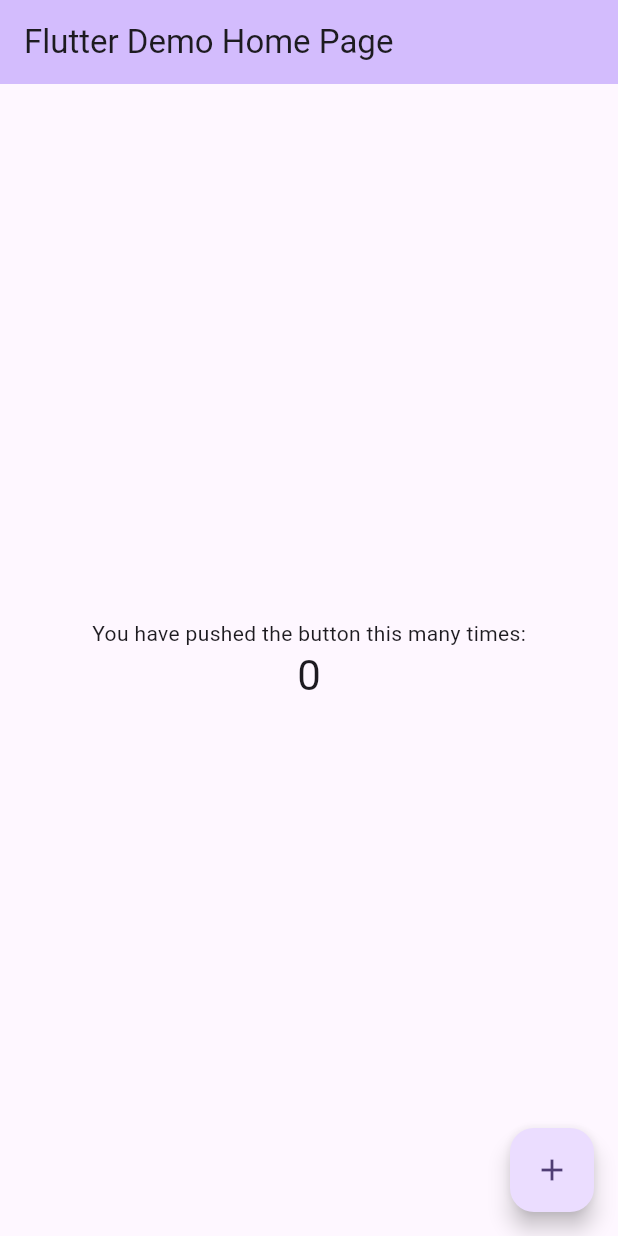
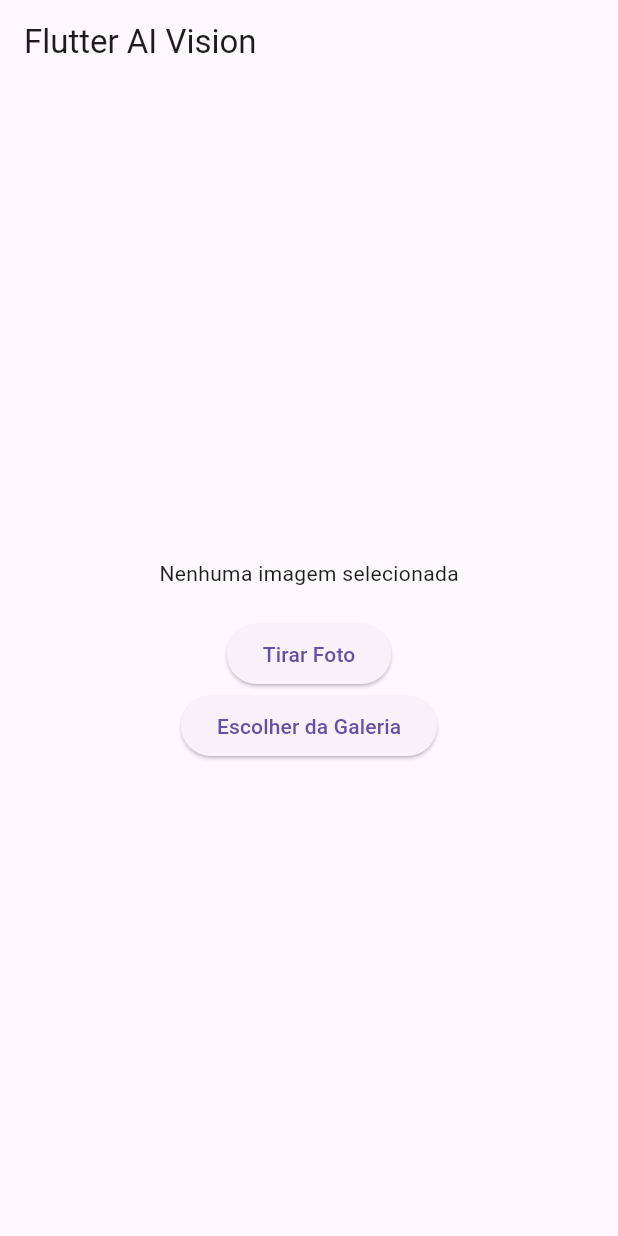
Before and after one commit to DanielNPaulino/flutter_ai_vision, a Flutter app: the screen it shows after launch, on a phone screen of 412 x 824 dp. Run offline on Flutter 3.47's test engine with Material 3 defaults, Android fonts, the phone set to English and light mode, and no system bars; our stand-ins replace image_picker.

Commit message:
testing run on mobile phone worked

```diff
--- a/lib/main.dart
+++ b/lib/main.dart
@@ -1,122 +1,19 @@
 import 'package:flutter/material.dart';
+import 'screens/home_screen.dart';
 
 void main() {
-  runApp(const MyApp());
+  runApp(MyApp());
 }
 
 class MyApp extends StatelessWidget {
-  const MyApp({super.key});
-
-  // This widget is the root of your application.
   @override
   Widget build(BuildContext context) {
     return MaterialApp(
-      title: 'Flutter Demo',
+      title: 'Flutter AI Vision',
       theme: ThemeData(
-        // This is the theme of your application.
-        //
-        // TRY THIS: Try running your application with "flutter run". You'll see
-        // the application has a purple toolbar. Then, without quitting the app,
-        // try changing the seedColor in the colorScheme below to Colors.green
-        // and then invoke "hot reload" (save your changes or press the "hot
-        // reload" button in a Flutter-supported IDE, or press "r" if you used
-        // the command line to start the app).
-        //
-        // Notice that the counter didn't reset back to zero; the application
-        // state is not lost during the reload. To reset the state, use hot
-        // restart instead.
-        //
-        // This works for code too, not just values: Most code changes can be
-        // tested with just a hot reload.
-        colorScheme: ColorScheme.fromSeed(seedColor: Colors.deepPurple),
+        primarySwatch: Colors.blue,
       ),
-      home: const MyHomePage(title: 'Flutter Demo Home Page'),
+      home: HomeScreen(),
     );
   }
 }
-
-class MyHomePage extends StatefulWidget {
-  const MyHomePage({super.key, required this.title});
-
-  // This widget is the home page of your application. It is stateful, meaning
-  // that it has a State object (defined below) that contains fields that affect
-  // how it looks.
-
-  // This class is the configuration for the state. It holds the values (in this
-  // case the title) provided by the parent (in this case the App widget) and
-  // used by the build method of the State. Fields in a Widget subclass are
-  // always marked "final".
-
-  final String title;
-
-  @override
-  State<MyHomePage> createState() => _MyHomePageState();
-}
-
-class _MyHomePageState extends State<MyHomePage> {
-  int _counter = 0;
-
-  void _incrementCounter() {
-    setState(() {
-      // This call to setState tells the Flutter framework that something has
-      // changed in this State, which causes it to rerun the build method below
-      // so that the display can reflect the updated values. If we changed
-      // _counter without calling setState(), then the build method would not be
-      // called again, and so nothing would appear to happen.
-      _counter++;
-    });
-  }
-
-  @override
-  Widget build(BuildContext context) {
-    // This method is rerun every time setState is called, for instance as done
-    // by the _incrementCounter method above.
-    //
-    // The Flutter framework has been optimized to make rerunning build methods
-    // fast, so that you can just rebuild anything that needs updating rather
-    // than having to individually change instances of widgets.
-    return Scaffold(
-      appBar: AppBar(
-        // TRY THIS: Try changing the color here to a specific color (to
-        // Colors.amber, perhaps?) and trigger a hot reload to see the AppBar
-        // change color while the other colors stay the same.
-        backgroundColor: Theme.of(context).colorScheme.inversePrimary,
-        // Here we take the value from the MyHomePage object that was created by
-        // the App.build method, and use it to set our appbar title.
-        title: Text(widget.title),
-      ),
-      body: Center(
-        // Center is a layout widget. It takes a single child and positions it
-        // in the middle of the parent.
-        child: Column(
-          // Column is also a layout widget. It takes a list of children and
-          // arranges them vertically. By default, it sizes itself to fit its
-          // children horizontally, and tries to be as tall as its parent.
-          //
-          // Column has various properties to control how it sizes itself and
-          // how it positions its children. Here we use mainAxisAlignment to
-          // center the children vertically; the main axis here is the vertical
-          // axis because Columns are vertical (the cross axis would be
-          // horizontal).
-          //
-          // TRY THIS: Invoke "debug painting" (choose the "Toggle Debug Paint"
-          // action in the IDE, or press "p" in the console), to see the
-          // wireframe for each widget.
-          mainAxisAlignment: MainAxisAlignment.center,
-          children: <Widget>[
-            const Text('You have pushed the button this many times:'),
-            Text(
-              '$_counter',
-              style: Theme.of(context).textTheme.headlineMedium,
-            ),
-          ],
-        ),
-      ),
-      floatingActionButton: FloatingActionButton(
-        onPressed: _incrementCounter,
-        tooltip: 'Increment',
-        child: const Icon(Icons.add),
-      ), // This trailing comma makes auto-formatting nicer for build methods.
-    );
-  }
-}
--- a/lib/screens/home_screen.dart
+++ b/lib/screens/home_screen.dart
@@ -0,0 +1,47 @@
+import 'package:flutter/material.dart';
+import 'package:image_picker/image_picker.dart';
+import 'dart:io';
+
+class HomeScreen extends StatefulWidget {
+  @override
+  _HomeScreenState createState() => _HomeScreenState();
+}
+
+class _HomeScreenState extends State<HomeScreen> {
+  File? _image;
+
+  final ImagePicker _picker = ImagePicker();
+
+  Future<void> _pickImage(ImageSource source) async {
+    final pickedFile = await _picker.pickImage(source: source);
+    if (pickedFile != null) {
+      setState(() {
+        _image = File(pickedFile.path);
+      });
+    }
+  }
+
+  @override
+  Widget build(BuildContext context) {
+    return Scaffold(
+      appBar: AppBar(title: Text("Flutter AI Vision")),
+      body: Center(
+        child: Column(
+          mainAxisAlignment: MainAxisAlignment.center,
+          children: [
+            _image != null ? Image.file(_image!) : Text("Nenhuma imagem selecionada"),
+            SizedBox(height: 20),
+            ElevatedButton(
+              onPressed: () => _pickImage(ImageSource.camera),
+              child: Text("Tirar Foto"),
+            ),
+            ElevatedButton(
+              onPressed: () => _pickImage(ImageSource.gallery),
+              child: Text("Escolher da Galeria"),
+            ),
+          ],
+        ),
+      ),
+    );
+  }
+}
```
